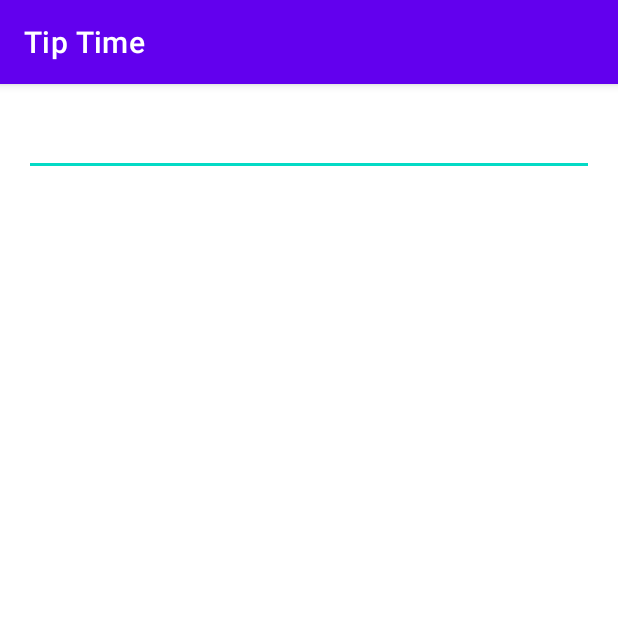
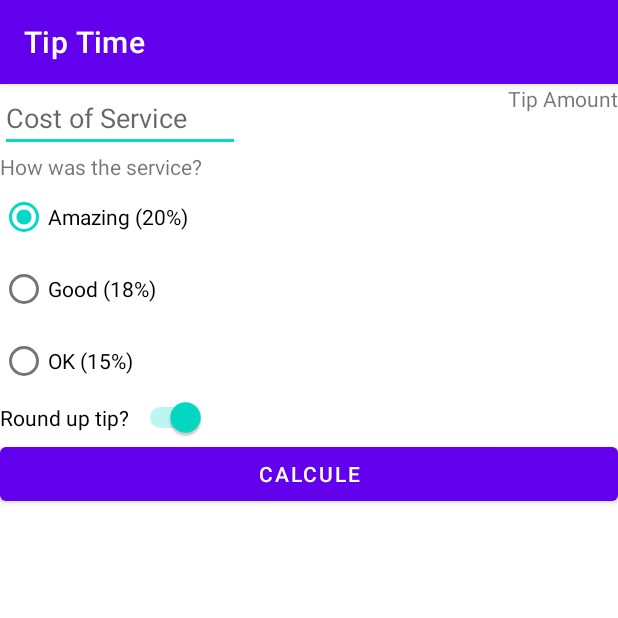
Before and after one commit to GabriellyPassos30/Projeto_Tip_Time, an Android app: the screen it shows after launch (MainActivity), on a phone screen of 412 x 824 dp, the top half of it. Run offline under Robolectric (Android 15) with nearby library versions, the phone set to English and light mode, and no system bars.

Commit message:
[Projeto Tip-time]Aula 13/04/2022

```diff
--- a/app/build.gradle
+++ b/app/build.gradle
@@ -29,6 +29,10 @@ android {
     kotlinOptions {
         jvmTarget = '1.8'
     }
+
+    buildFeatures{
+        viewBinding=true
+    }
 }
 
 dependencies {
--- a/app/src/main/res/layout/activity_main.xml
+++ b/app/src/main/res/layout/activity_main.xml
@@ -1,21 +1,82 @@
 <?xml version="1.0" encoding="utf-8"?>
-<androidx.constraintlayout.widget.ConstraintLayout
-    xmlns:android="http://schemas.android.com/apk/res/android"
+<androidx.constraintlayout.widget.ConstraintLayout xmlns:android="http://schemas.android.com/apk/res/android"
     xmlns:app="http://schemas.android.com/apk/res-auto"
     xmlns:tools="http://schemas.android.com/tools"
     android:layout_width="match_parent"
     android:layout_height="match_parent"
-    android:padding="16dp"
     tools:context=".MainActivity">
 
     <EditText
-        android:id="@+id/plain_text_input"
+        android:id="@+id/cost_of_service"
+        android:layout_width="160dp"
         android:layout_height="wrap_content"
-        android:layout_width="match_parent"
+        android:hint="Cost of Service"
+        android:inputType="numberDecimal"
         app:layout_constraintStart_toStartOf="parent"
-        app:layout_constraintTop_toTopOf="parent"
-        android:inputType="text"/>
+        app:layout_constraintTop_toTopOf="parent" />
 
+    <TextView
+        android:id="@+id/service_question"
+        android:layout_width="wrap_content"
+        android:layout_height="wrap_content"
+        android:text="How was the service?"
+        app:layout_constraintStart_toStartOf="parent"
+        app:layout_constraintTop_toBottomOf="@id/cost_of_service" />
 
+    <RadioGroup
+        android:id="@+id/tip_options"
+        android:layout_width="wrap_content"
+        android:layout_height="wrap_content"
+        android:checkedButton="@id/option_twenty_percent"
+        android:orientation="vertical"
+        app:layout_constraintStart_toStartOf="parent"
+        app:layout_constraintTop_toBottomOf="@id/service_question">
+
+        <RadioButton
+            android:id="@+id/option_twenty_percent"
+            android:layout_width="wrap_content"
+            android:layout_height="wrap_content"
+            android:text="Amazing (20%)" />
+
+        <RadioButton
+            android:id="@+id/option_eighteen_percent"
+            android:layout_width="wrap_content"
+            android:layout_height="wrap_content"
+            android:text="Good (18%)" />
+
+        <RadioButton
+            android:id="@+id/option_fifteen_percent"
+            android:layout_width="wrap_content"
+            android:layout_height="wrap_content"
+            android:text="OK (15%)" />
+
+    </RadioGroup>
+
+    <Switch
+        android:id="@+id/round_up_switch"
+        android:layout_width="0dp"
+        android:layout_height="wrap_content"
+        android:checked="true"
+        android:text="Round up tip? "
+        app:layout_constraintEnd_toEndOf="Parent"
+        app:layout_constraintTop_toBottomOf="@+id/tip_options" />
+
+    <Button
+        android:id="@+id/calcule_button"
+        android:layout_width="0dp"
+        android:layout_height="wrap_content"
+        android:text="calcule"
+        app:layout_constraintEnd_toEndOf="parent"
+        app:layout_constraintStart_toStartOf="parent"
+        app:layout_constraintTop_toBottomOf="@+id/round_up_switch" />
+
+    <TextView
+        android:id="@+id/tip_result"
+        android:layout_width="wrap_content"
+        android:layout_height="wrap_content"
+        android:text="Tip Amount"
+        app:layout_constraintEnd_toEndOf="parent"
+        app:layout_constraintTop_toBottomOf="@+id/calculate_button"
+        tools:ignore="UnknownId" />
 
 </androidx.constraintlayout.widget.ConstraintLayout>
--- a/app/src/main/res/values/strings.xml
+++ b/app/src/main/res/values/strings.xml
@@ -1,3 +1,11 @@
 <resources>
     <string name="app_name">Tip Time</string>
+    <string name="cost_of_service">Cost of Service</string>
+    <string name="how_was_the_service">How was the service?</string>
+    <string name="amazing_service">Amazing (20%)</string>
+    <string name="good_service">Good (18%)</string>
+    <string name="ok_service">Okay (15%)</string>
+    <string name="round_up_tip">Round up tip?</string>
+    <string name="calculate">Calculate</string>
+    <string name="tip_amount">Tip Amount</string>
 </resources>
```
